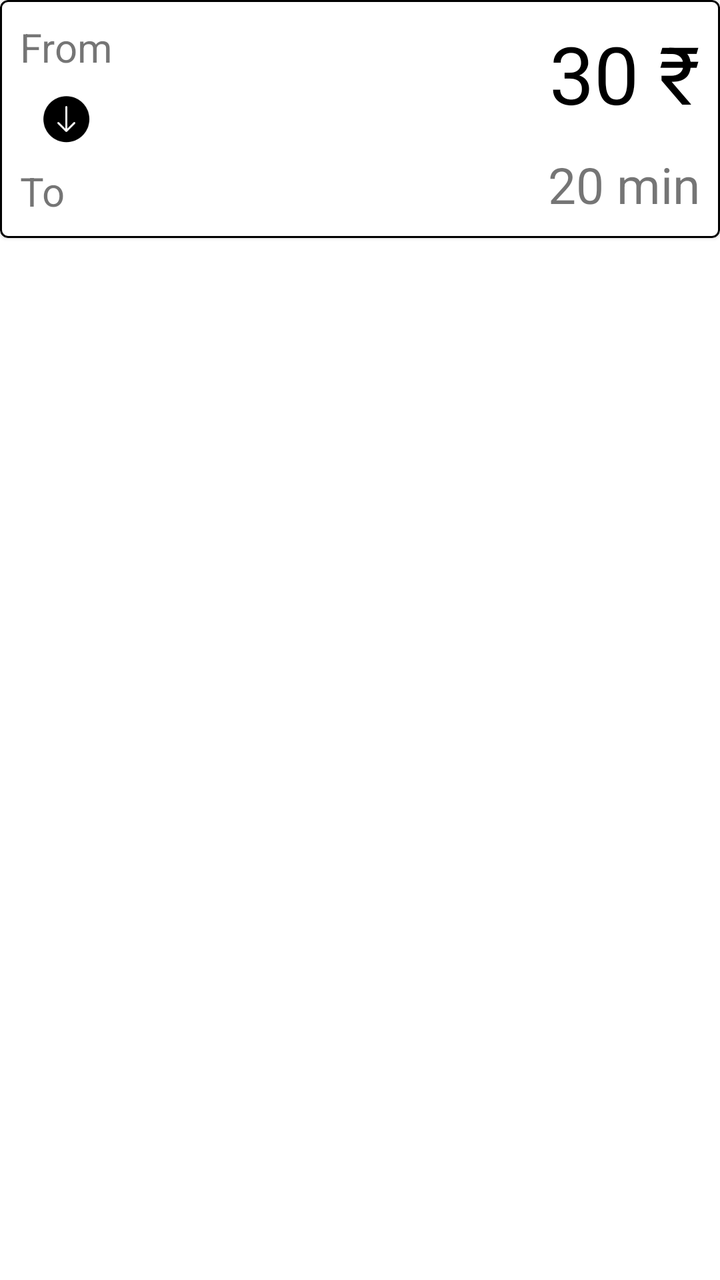
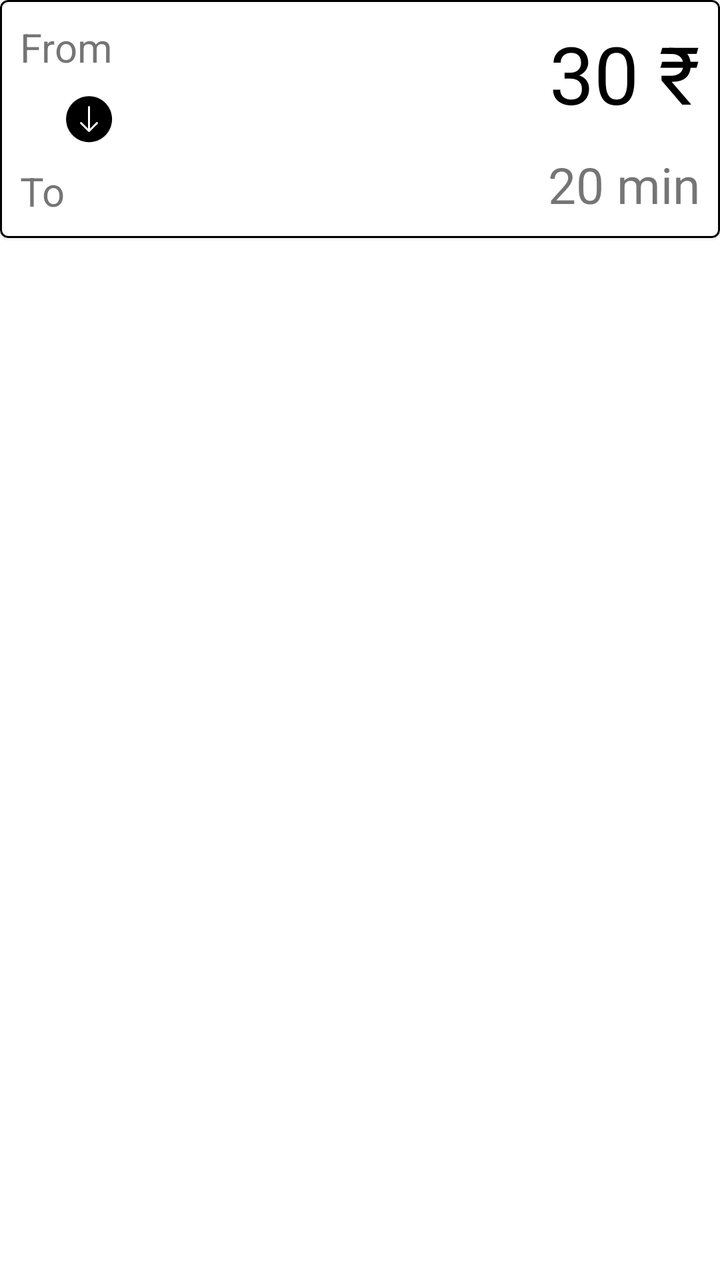

Two renders of the same Android screen: before a commit and after it. Below are the layout's source before the change and the commit's diff.
<!-- AndroidManifest.xml: application theme AppTheme -->
<!-- res/layout/row_layout.xml -->
<?xml version="1.0" encoding="utf-8"?>
<RelativeLayout xmlns:android="http://schemas.android.com/apk/res/android"
    xmlns:tools="http://schemas.android.com/tools"
    android:layout_width="match_parent"
    android:layout_height="wrap_content">

    <com.google.android.material.card.MaterialCardView xmlns:android="http://schemas.android.com/apk/res/android"
        xmlns:app="http://schemas.android.com/apk/res-auto"
        android:layout_width="match_parent"
        android:layout_height="wrap_content"
        android:layout_gravity="center"
        app:cardPreventCornerOverlap="false"
        app:strokeColor="@color/black"
        app:strokeWidth="1dp">

        <androidx.constraintlayout.widget.ConstraintLayout
            android:layout_width="match_parent"
            android:layout_height="wrap_content">

            <TextView
                android:id="@+id/fromText"
                android:layout_width="wrap_content"
                android:layout_height="wrap_content"
                android:ellipsize="end"
                android:maxLength="20"
                android:maxLines="1"
                android:padding="10dp"
                android:text="From"
                android:textSize="20sp"
                app:layout_constraintLeft_toLeftOf="parent"
                app:layout_constraintTop_toTopOf="parent" />

            <ImageView
                android:layout_width="25dp"
                android:layout_height="25dp"
                android:src="@drawable/icons8_scroll_down_100"
                app:layout_constraintBottom_toTopOf="@+id/toText"
                app:layout_constraintEnd_toEndOf="@+id/fromText"
                app:layout_constraintStart_toStartOf="@+id/toText"
                app:layout_constraintTop_toBottomOf="@+id/fromText" />

            <TextView
                android:id="@+id/toText"
                android:layout_width="wrap_content"
                android:layout_height="wrap_content"
                android:ellipsize="end"
                android:maxLength="20"
                android:maxLines="1"
                android:padding="10dp"
                android:text="To"
                android:textSize="20sp"
                app:layout_constraintBottom_toBottomOf="parent"
                app:layout_constraintLeft_toLeftOf="parent" />

            <TextView
                android:id="@+id/rewardText"
                android:layout_width="wrap_content"
                android:layout_height="wrap_content"
                android:paddingVertical="10dp"
                android:text="30"
                android:textColor="@color/black"
                android:textSize="40sp"
                app:layout_constraintRight_toLeftOf="@id/rupee"
                app:layout_constraintTop_toTopOf="parent" />

            <TextView
                android:id="@+id/rupee"
                android:layout_width="wrap_content"
                android:layout_height="wrap_content"
                android:padding="10dp"
                android:text="@string/Rs"
                android:textColor="@color/black"
                android:textSize="40sp"
                app:layout_constraintRight_toRightOf="parent"
                app:layout_constraintTop_toTopOf="parent" />

            <TextView
                android:id="@+id/timeText"
                android:layout_width="wrap_content"
                android:layout_height="wrap_content"
                android:padding="10dp"
                android:text="20 min"
                android:textSize="25sp"
                app:layout_constraintBottom_toBottomOf="parent"
                app:layout_constraintRight_toRightOf="parent" />


        </androidx.constraintlayout.widget.ConstraintLayout>
    </com.google.android.material.card.MaterialCardView>
</RelativeLayout>
<!-- resources referenced by this layout -->
<resources>
  <color name="black">#000000</color>
  <!-- drawable icons8_scroll_down_100: png bitmap (drawable, 1623 bytes) -->
  <string name="Rs">\u20B9</string>
  <style name="AppTheme" parent="Theme.MaterialComponents.Light.DarkActionBar">
          
      </style>
</resources>

<!-- the commit's change to res/layout/row_layout.xml (unified diff, before → after) -->
@@ -1,11 +1,11 @@
 <?xml version="1.0" encoding="utf-8"?>
 <RelativeLayout xmlns:android="http://schemas.android.com/apk/res/android"
+    xmlns:app="http://schemas.android.com/apk/res-auto"
     xmlns:tools="http://schemas.android.com/tools"
     android:layout_width="match_parent"
     android:layout_height="wrap_content">
 
-    <com.google.android.material.card.MaterialCardView xmlns:android="http://schemas.android.com/apk/res/android"
-        xmlns:app="http://schemas.android.com/apk/res-auto"
+    <com.google.android.material.card.MaterialCardView
         android:layout_width="match_parent"
         android:layout_height="wrap_content"
         android:layout_gravity="center"
@@ -33,10 +33,10 @@
             <ImageView
                 android:layout_width="25dp"
                 android:layout_height="25dp"
+                android:layout_marginStart="32dp"
                 android:src="@drawable/icons8_scroll_down_100"
                 app:layout_constraintBottom_toTopOf="@+id/toText"
-                app:layout_constraintEnd_toEndOf="@+id/fromText"
-                app:layout_constraintStart_toStartOf="@+id/toText"
+                app:layout_constraintStart_toStartOf="parent"
                 app:layout_constraintTop_toBottomOf="@+id/fromText" />
 
             <TextView
